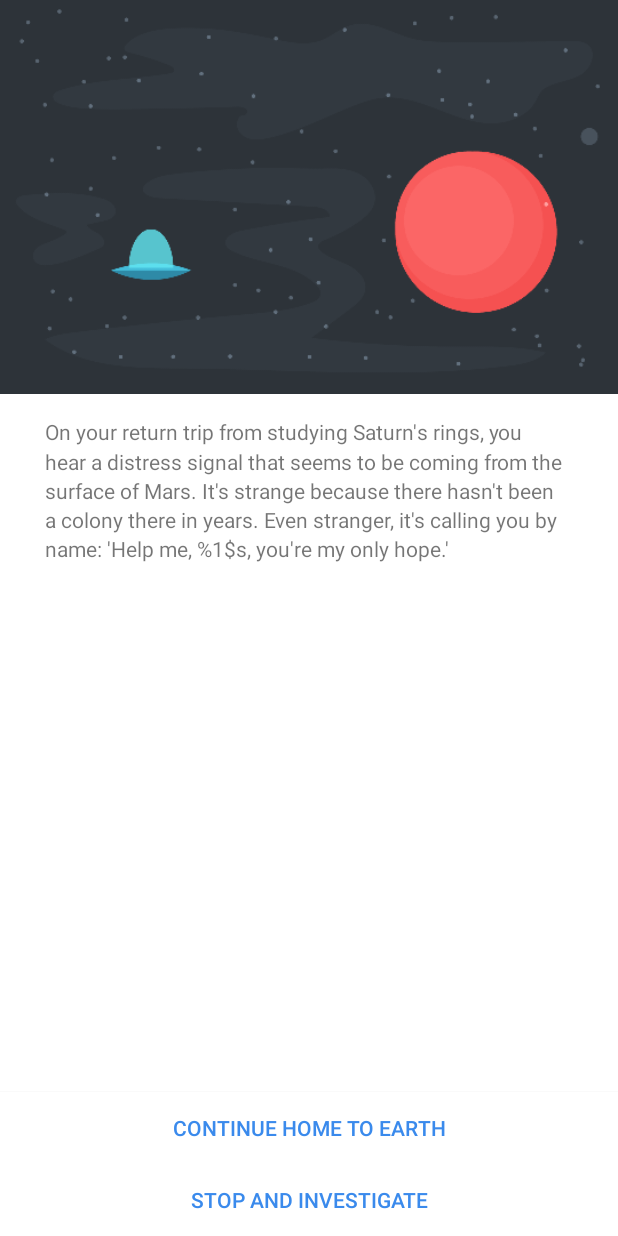
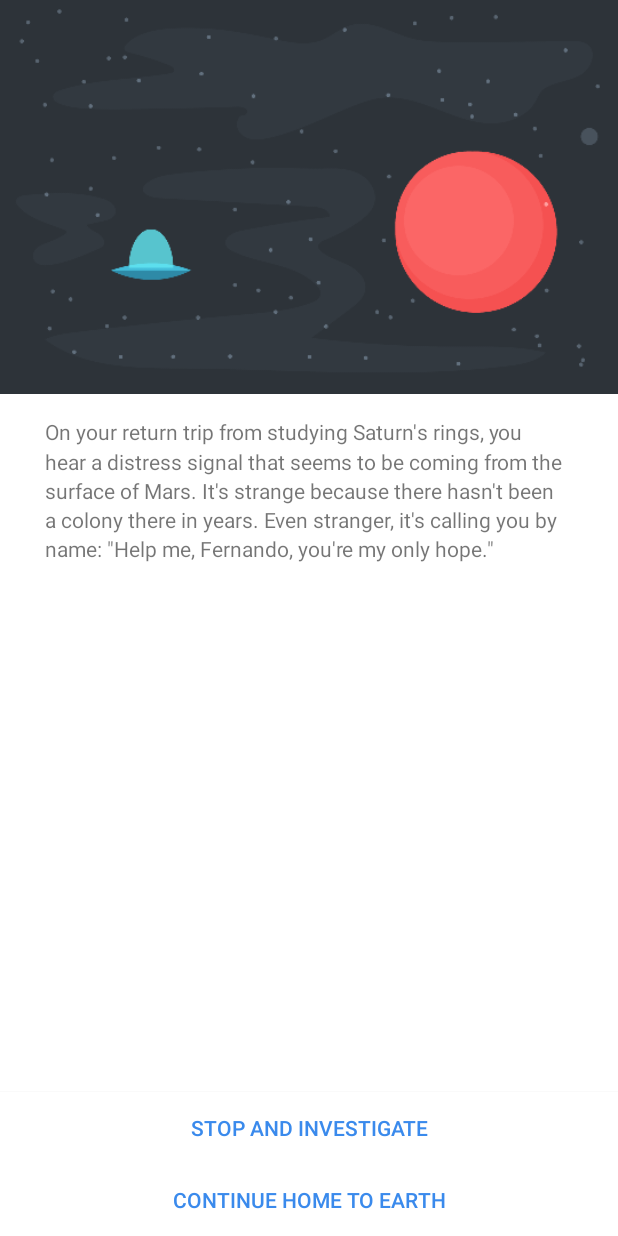
Before and after one commit to fatfer/InteractiveStory, an Android app: the StoryActivity screen opened directly, with no data from a screen before it, on a phone screen of 412 x 824 dp. Run offline under Robolectric (Android 15) with nearby library versions, the phone set to English and light mode, and no system bars.

Commit message:
added loadPage method (load page attributes from Story class and set them to the Layout)

```diff
--- a/app/src/main/java/g/pher/interactivestory/model/Story.java
+++ b/app/src/main/java/g/pher/interactivestory/model/Story.java
@@ -47,4 +47,8 @@ public class Story {
                 "You arrive home on Earth. While your mission was a success, you forever wonder what was sending that signal. Perhaps a future mission will be able to investigate...");
 
     }
+
+    public Page getPage(int pageNumber){
+        return mPages[pageNumber];
+    }
 }
--- a/app/src/main/java/g/pher/interactivestory/ui/StoryActivity.java
+++ b/app/src/main/java/g/pher/interactivestory/ui/StoryActivity.java
@@ -2,17 +2,31 @@ package g.pher.interactivestory.ui;
 
 import android.app.Activity;
 import android.content.Intent;
+import android.graphics.drawable.Drawable;
 import android.os.Bundle;
 import android.util.Log;
 import android.view.Menu;
 import android.view.MenuItem;
+import android.widget.Button;
+import android.widget.ImageView;
+import android.widget.TextView;
 
 import g.pher.interactivestory.R;
+import g.pher.interactivestory.model.Page;
+import g.pher.interactivestory.model.Story;
 
 
 public class StoryActivity extends Activity {
 
     public static final String TAG = StoryActivity.class.getSimpleName();
+
+    private Story mStory = new Story();
+    private ImageView mImageView;
+    private TextView mTextView;
+    private Button mChoice1;
+    private Button mChoice2;
+    private String mName;
+
 
     @Override
     protected void onCreate(Bundle savedInstanceState) {
@@ -20,12 +34,34 @@ public class StoryActivity extends Activity {
         setContentView(R.layout.activity_story);
 
         Intent intent = getIntent();
-        String name = intent.getStringExtra(getString(R.string.key_name));
-        if(name == null || name.equalsIgnoreCase(""))
+        mName = intent.getStringExtra(getString(R.string.key_name));
+        if(mName == null || mName.equalsIgnoreCase(""))
         {
-            name = "Fernando";
+            mName = "Fernando";
         }
-        Log.d(TAG, name);
+        Log.d(TAG, mName);
+
+        mImageView = (ImageView)findViewById(R.id.storyImageView);
+        mTextView = (TextView)findViewById(R.id.storyTextView);
+        mChoice1 = (Button)findViewById(R.id.choiceButton1);
+        mChoice2 = (Button)findViewById(R.id.choiceButton2);
+
+        loadPage(0);
+    }
+
+    private void loadPage(int numberPage){
+        Page page = mStory.getPage(numberPage);
+
+        Drawable drawable = getResources().getDrawable(page.getImageId());
+        mImageView.setImageDrawable(drawable);
+
+        String pageText = page.getText();
+        pageText = String.format(pageText, mName);
+        mTextView.setText(pageText);
+
+        mChoice1.setText(page.getChoice1().getText());
+        mChoice2.setText(page.getChoice2().getText());
+
     }
 
 
--- a/app/src/main/res/layout/activity_story.xml
+++ b/app/src/main/res/layout/activity_story.xml
@@ -18,7 +18,6 @@
     <TextView
         android:layout_width="match_parent"
         android:layout_height="wrap_content"
-        android:text="On your return trip from studying Saturn's rings, you hear a distress signal that seems to be coming from the surface of Mars. It's strange because there hasn't been a colony there in years. Even stranger, it's calling you by name: \'Help me, %1$s, you're my only hope.\'"
         android:id="@+id/storyTextView"
         android:layout_below="@+id/storyImageView"
         android:layout_alignParentLeft="true"
```
